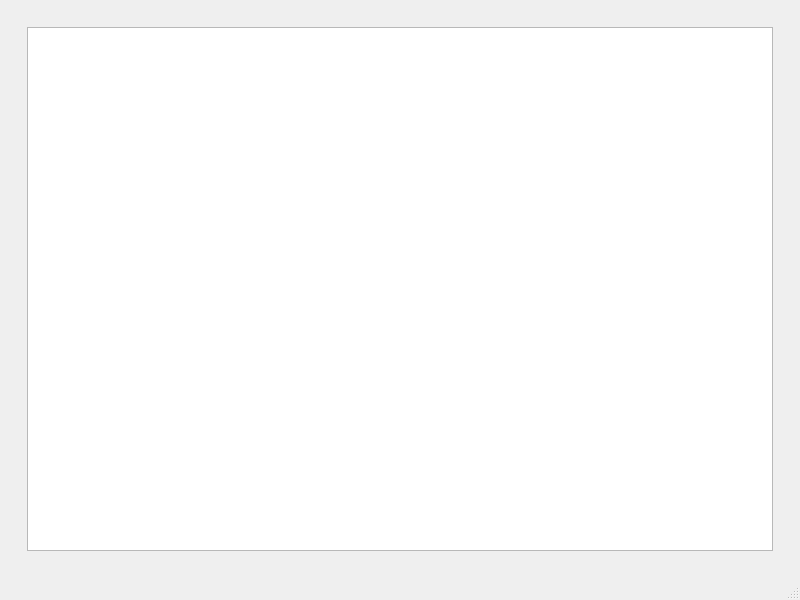
The window that Interfaz/datos.ui (decinx1/Sistema-hidrop-nico-Monitoreado) describes before a commit, drawn with Qt 5.
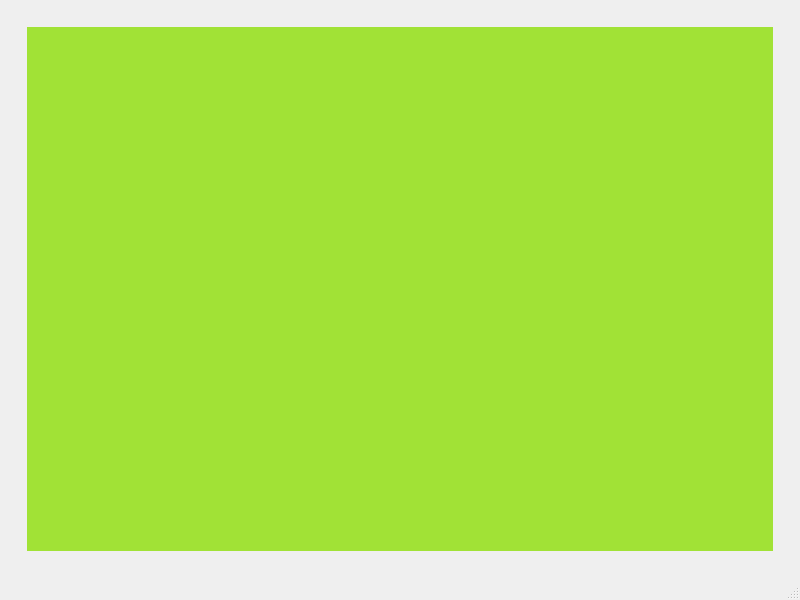
The same window after the commit.

Commit message: Detalles en modal y diseños en archivo ui

Patch:
```diff
--- a/Interfaz/datos.ui
+++ b/Interfaz/datos.ui
@@ -13,6 +13,38 @@
   <property name="windowTitle">
    <string>MainWindow</string>
   </property>
+  <property name="styleSheet">
+   <string notr="true">/* Estilo para la tabla */
+QTableView {
+    background-color: #a1e236;
+    border: none;
+    font-size: 16px;
+    alternate-background-color:rgb(71, 86, 46);
+    selection-background-color: #72bd25;
+}
+
+/* Encabezados de la tabla */
+QHeaderView::section {
+    background-color: #444;
+    color: white;
+    font-weight: bold;
+    padding: 8px;
+}
+
+/* Modal de detalles */
+QDialog {
+    background-color: #f0f0f0;
+    border-radius: 8px;
+}
+
+/* Texto dentro del modal */
+QDialog QLabel {
+    font-size: 16px;
+    padding: 10px;
+    color: #444;
+}
+</string>
+  </property>
   <widget class="QWidget" name="centralwidget">
    <layout class="QVBoxLayout" name="verticalLayout">
     <item>
```
The commit also changes 2 other files.
